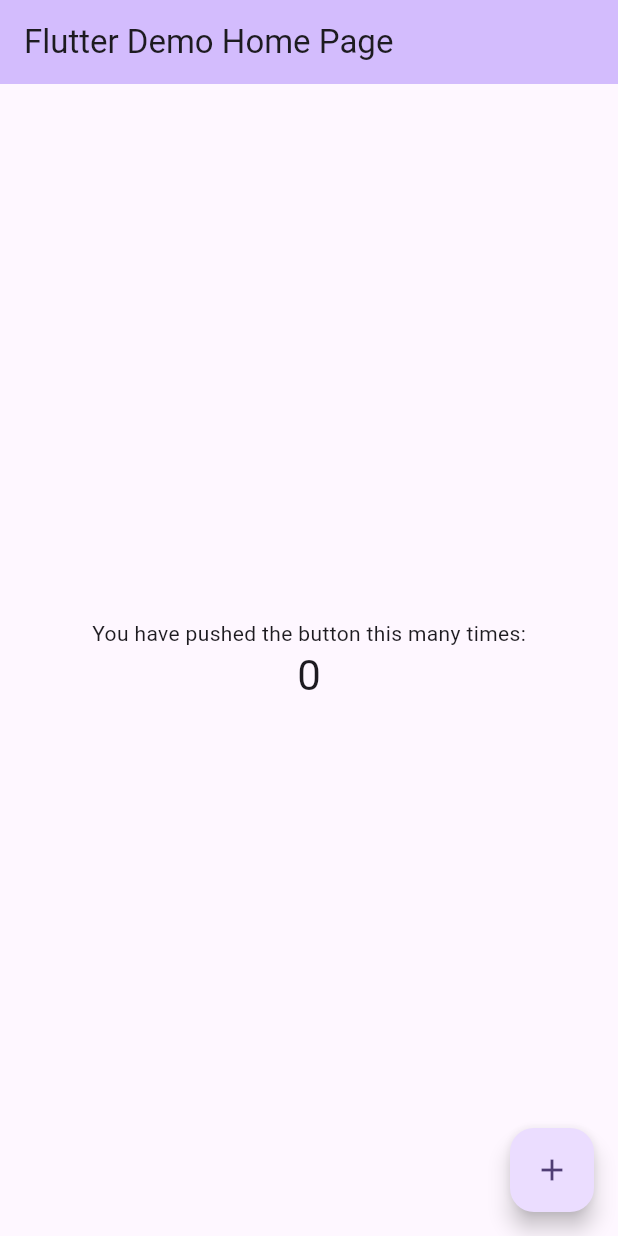
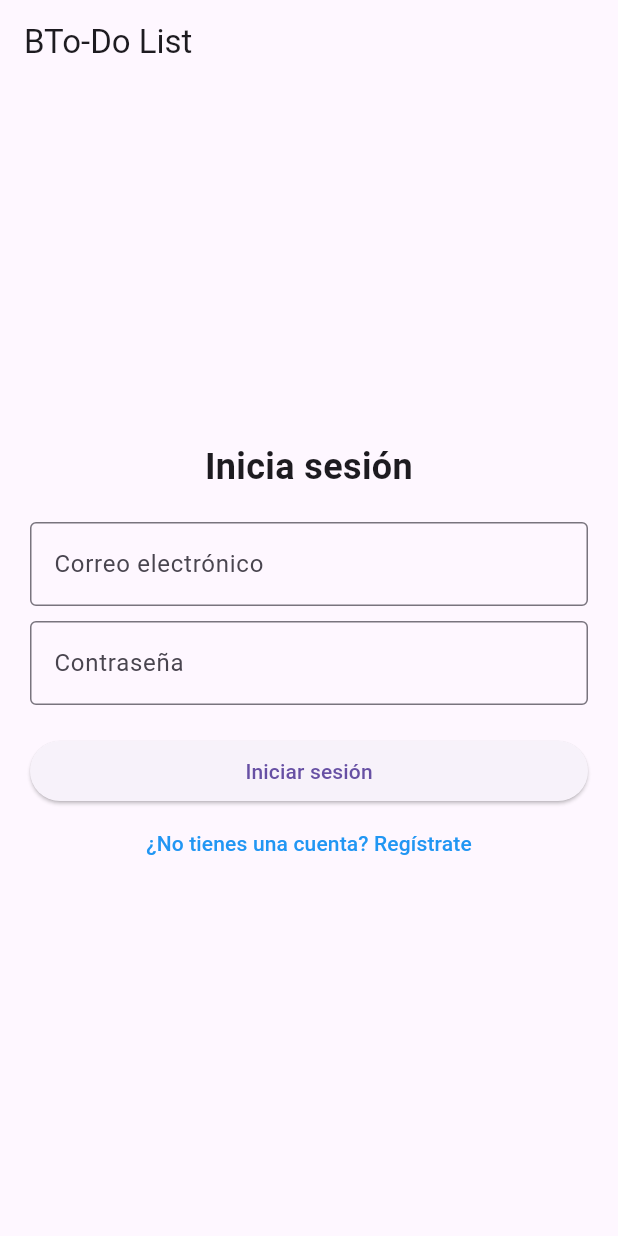
Before and after one commit to MarbeniX/DAMN_Front, a Flutter app: the screen it shows after launch, on a phone screen of 412 x 824 dp. Run offline on Flutter 3.47's test engine with Material 3 defaults, Android fonts, the phone set to English and light mode, and no system bars.

```diff
--- a/lib/main.dart
+++ b/lib/main.dart
@@ -1,4 +1,7 @@
+// lib/main.dart
 import 'package:flutter/material.dart';
+import 'screens/login_screen.dart';
+import 'screens//register_screen.dart';
 
 void main() {
   runApp(const MyApp());
@@ -7,92 +10,19 @@ void main() {
 class MyApp extends StatelessWidget {
   const MyApp({super.key});
 
-  // This widget is the root of your application.
   @override
   Widget build(BuildContext context) {
     return MaterialApp(
-      title: 'Flutter Demo',
+      title: 'Mi App Flutter',
+      debugShowCheckedModeBanner: false,
       theme: ThemeData(
-        colorScheme: ColorScheme.fromSeed(seedColor: Colors.deepPurple),
+        primarySwatch: Colors.deepPurple,
       ),
-      home: const MyHomePage(title: 'Flutter Demo Home Page'),
+      initialRoute: '/login',
+      routes: {
+        '/login': (context) => const LoginScreen(),
+        '/register': (context) => const RegisterScreen(),
+      },
     );
   }
 }
-
-class MyHomePage extends StatefulWidget {
-  const MyHomePage({super.key, required this.title});
-
-  final String title;
-
-  @override
-  State<MyHomePage> createState() => _MyHomePageState();
-}
-
-class _MyHomePageState extends State<MyHomePage> {
-  int _counter = 0;
-
-  void _incrementCounter() {
-    setState(() {
-      // This call to setState tells the Flutter framework that something has
-      // changed in this State, which causes it to rerun the build method below
-      // so that the display can reflect the updated values. If we changed
-      // _counter without calling setState(), then the build method would not be
-      // called again, and so nothing would appear to happen.
-      _counter++;
-    });
-  }
-
-  @override
-  Widget build(BuildContext context) {
-    // This method is rerun every time setState is called, for instance as done
-    // by the _incrementCounter method above.
-    //
-    // The Flutter framework has been optimized to make rerunning build methods
-    // fast, so that you can just rebuild anything that needs updating rather
-    // than having to individually change instances of widgets.
-    return Scaffold(
-      appBar: AppBar(
-        // TRY THIS: Try changing the color here to a specific color (to
-        // Colors.amber, perhaps?) and trigger a hot reload to see the AppBar
-        // change color while the other colors stay the same.
-        backgroundColor: Theme.of(context).colorScheme.inversePrimary,
-        // Here we take the value from the MyHomePage object that was created by
-        // the App.build method, and use it to set our appbar title.
-        title: Text(widget.title),
-      ),
-      body: Center(
-        // Center is a layout widget. It takes a single child and positions it
-        // in the middle of the parent.
-        child: Column(
-          // Column is also a layout widget. It takes a list of children and
-          // arranges them vertically. By default, it sizes itself to fit its
-          // children horizontally, and tries to be as tall as its parent.
-          //
-          // Column has various properties to control how it sizes itself and
-          // how it positions its children. Here we use mainAxisAlignment to
-          // center the children vertically; the main axis here is the vertical
-          // axis because Columns are vertical (the cross axis would be
-          // horizontal).
-          //
-          // TRY THIS: Invoke "debug painting" (choose the "Toggle Debug Paint"
-          // action in the IDE, or press "p" in the console), to see the
-          // wireframe for each widget.
-          mainAxisAlignment: MainAxisAlignment.center,
-          children: <Widget>[
-            const Text('You have pushed the button this many times:'),
-            Text(
-              '$_counter',
-              style: Theme.of(context).textTheme.headlineMedium,
-            ),
-          ],
-        ),
-      ),
-      floatingActionButton: FloatingActionButton(
-        onPressed: _incrementCounter,
-        tooltip: 'Increment',
-        child: const Icon(Icons.add),
-      ), // This trailing comma makes auto-formatting nicer for build methods.
-    );
-  }
-}
--- /dev/null
+++ b/lib/screens/login_screen.dart
@@ -0,0 +1,102 @@
+import 'package:flutter/material.dart';
+
+class LoginScreen extends StatefulWidget {
+  const LoginScreen({super.key});
+
+  @override
+  State<LoginScreen> createState() => _LoginScreenState();
+}
+
+class _LoginScreenState extends State<LoginScreen> {
+  final _formKey = GlobalKey<FormState>();
+  final _emailController = TextEditingController();
+  final _passwordController = TextEditingController();
+
+  void _handleLogin() {
+    if(_formKey.currentState!.validate()){
+      final email = _emailController.text;
+      final password = _passwordController.text;
+      print('Email: $email, Password: $password');
+    }
+  }
+
+  @override
+  Widget build(BuildContext context) {
+    return Scaffold(
+      appBar: AppBar(title: const Text('BTo-Do List')),
+      body: Center(
+      child: SingleChildScrollView(
+        child: Padding(
+          padding: const EdgeInsets.all(20.0),
+          child: Form(
+            key: _formKey,
+            child: Column(
+              mainAxisAlignment: MainAxisAlignment.center,
+              crossAxisAlignment: CrossAxisAlignment.stretch,
+              children: [
+                const Text(
+                  'Inicia sesión',
+                  style: TextStyle(fontSize: 24, fontWeight: FontWeight.bold),
+                  textAlign: TextAlign.center,
+                ),
+                const SizedBox(height: 20),
+
+                TextFormField(
+                  controller: _emailController,
+                  decoration: const InputDecoration(
+                    labelText: 'Correo electrónico',
+                    border: OutlineInputBorder(),
+                  ),
+                  keyboardType: TextInputType.emailAddress,
+                  validator: (value) {
+                    if (value == null || value.isEmpty) {
+                      return 'Por favor, ingresa tu correo electrónico';
+                    }
+                    return null;
+                  },
+                ),
+                const SizedBox(height: 10),
+
+                TextFormField(
+                  controller: _passwordController,
+                  decoration: const InputDecoration(
+                    labelText: 'Contraseña',
+                    border: OutlineInputBorder(),
+                  ),
+                  obscureText: true,
+                  validator: (value) {
+                    if (value == null || value.isEmpty) {
+                      return 'Por favor, ingresa tu contraseña';
+                    }else if (value.length < 8) {
+                      return 'La contraseña debe tener al menos 6 caracteres';
+                    }
+                    return null;
+                  },
+                ),
+                const SizedBox(height: 20),
+
+                ElevatedButton(
+                  onPressed: _handleLogin,
+                  child: const Text('Iniciar sesión'),
+                ),
+
+                TextButton(onPressed: () {
+                  Navigator.pushNamed(context, '/register');
+                },
+                  child: const Text(
+                    '¿No tienes una cuenta? Regístrate',
+                    style: TextStyle(
+                      color: Colors.blue,
+                    ),
+                  )
+                )
+              ],
+            )
+          )
+        ),
+      ),
+    ),
+
+    );
+  }
+}
--- a/pubspec.yaml
+++ b/pubspec.yaml
@@ -45,6 +45,8 @@ dev_dependencies:
   # package. See that file for information about deactivating specific lint
   # rules and activating additional ones.
   flutter_lints: ^5.0.0
+  http: ^0.13.5 # Agrega esta línea
+  flutter_secure_storage: ^9.0.0 # Agrega esta línea
 
 # For information on the generic Dart part of this file, see the
 # following page: https://dart.dev/tools/pub/pubspec
```
Also changed, not shown: lib/screens/register_screen.dart (added, +14 -0 lines), pubspec.lock, 6 other files.
